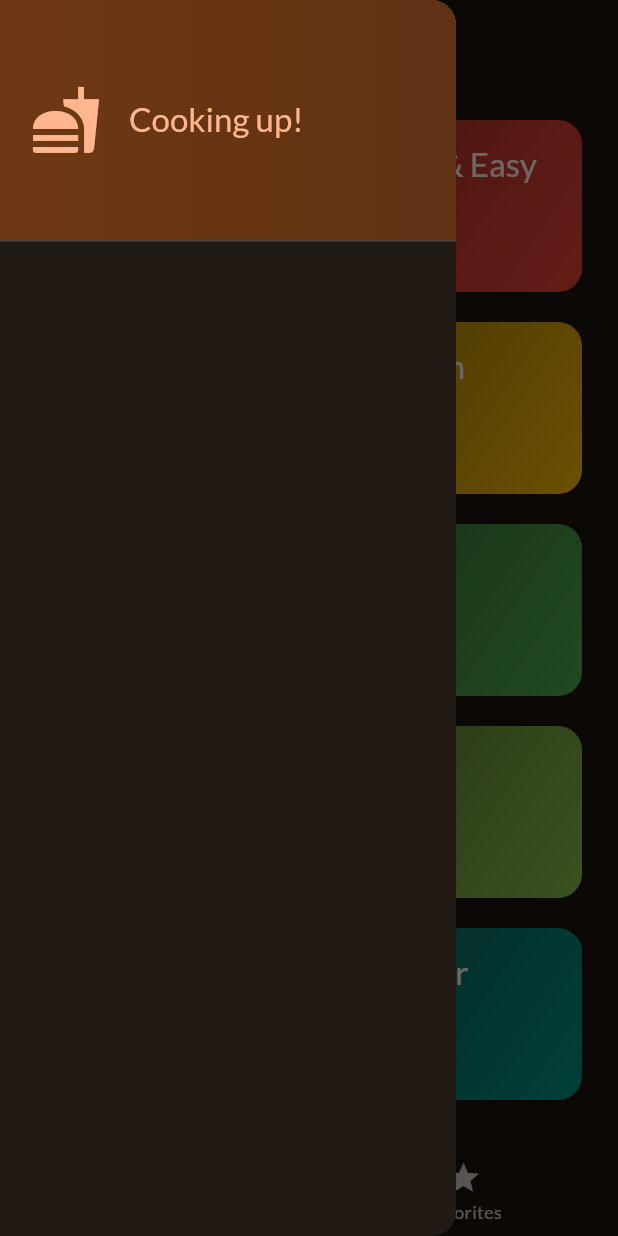
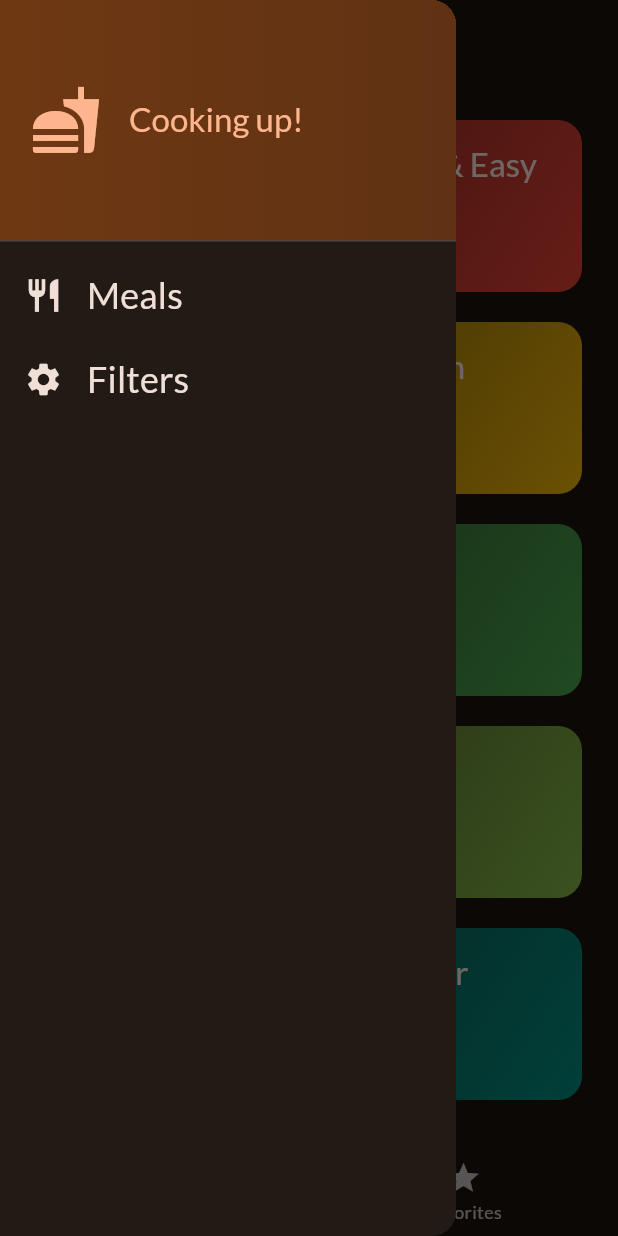
Before and after one commit to auza0002/meals_app_flutter, a Flutter app: the screen it shows after launch, with the side drawer open, on a phone screen of 412 x 824 dp. Run offline on Flutter 3.47's test engine with Material 3 defaults, Android fonts, the phone set to English and light mode, and no system bars; our stand-ins replace google_fonts, transparent_image.

```diff
--- a/lib/screen/tabs.dart
+++ b/lib/screen/tabs.dart
@@ -47,6 +47,13 @@ class _TabScreenState extends State<TabScreen> {
     });
   }
 
+  void _setScreen(String identifier) {
+    if (identifier == 'filters') {
+    } else {
+      Navigator.of(context).pop();
+    }
+  }
+
   @override
   Widget build(BuildContext context) {
     Widget activePage = CategoriesScreen(
@@ -67,7 +74,9 @@ class _TabScreenState extends State<TabScreen> {
       appBar: AppBar(
         title: Text(activePageTitle),
       ),
-      drawer: const MainDrawer(),
+      drawer: MainDrawer(
+        onSelectScrenn: _setScreen,
+      ),
       body: activePage,
       bottomNavigationBar: BottomNavigationBar(
         onTap: (index) {
--- a/lib/widgets/main_drawer.dart
+++ b/lib/widgets/main_drawer.dart
@@ -1,7 +1,9 @@
 import 'package:flutter/material.dart';
 
 class MainDrawer extends StatelessWidget {
-  const MainDrawer({super.key});
+  const MainDrawer({super.key, required this.onSelectScrenn});
+
+  final void Function(String identifier) onSelectScrenn;
 
   @override
   Widget build(BuildContext context) {
@@ -35,6 +37,38 @@ class MainDrawer extends StatelessWidget {
               ],
             ),
           ),
+          ListTile(
+            leading: Icon(
+              Icons.restaurant,
+              size: 26,
+              color: Theme.of(context).colorScheme.onBackground,
+            ),
+            title: Text(
+              "Meals",
+              style: Theme.of(context).textTheme.titleSmall!.copyWith(
+                  color: Theme.of(context).colorScheme.onBackground,
+                  fontSize: 24),
+            ),
+            onTap: () {
+              onSelectScrenn('meals');
+            },
+          ),
+          ListTile(
+            leading: Icon(
+              Icons.settings,
+              size: 26,
+              color: Theme.of(context).colorScheme.onBackground,
+            ),
+            title: Text(
+              "Filters",
+              style: Theme.of(context).textTheme.titleSmall!.copyWith(
+                  color: Theme.of(context).colorScheme.onBackground,
+                  fontSize: 24),
+            ),
+            onTap: () {
+              onSelectScrenn('filters');
+            },
+          ),
         ],
       ),
     );
```
